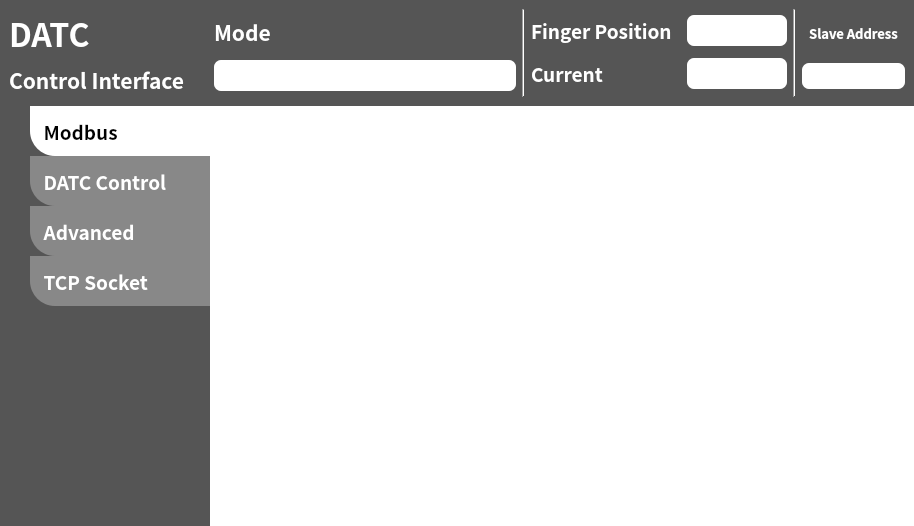
Above: ui/main_window.ui from PlanA2G/datc_user_interface before the change. Below: the same form after it.
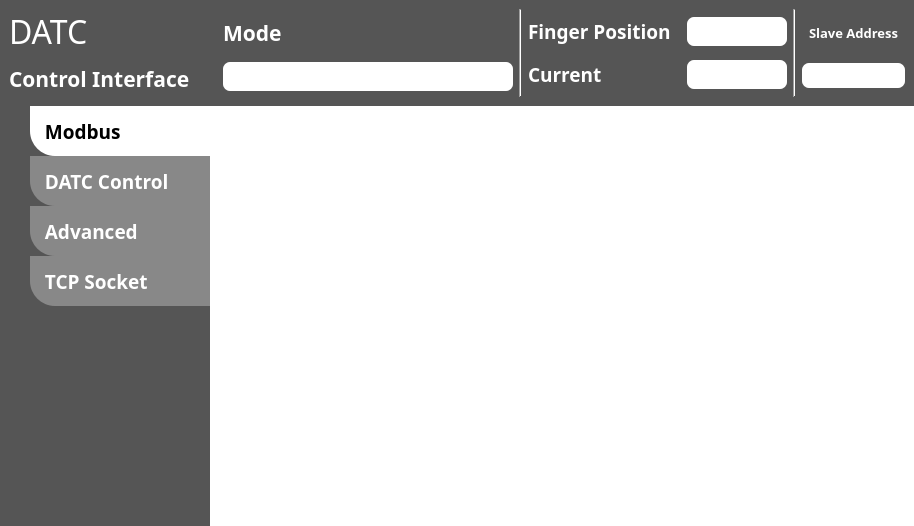
That is the form after the change. Icons and pictures are not drawn.

Commit message: update: font changed to window/linux compatible font (noto sans kr medium)

```diff
--- a/ui/main_window.ui
+++ b/ui/main_window.ui
@@ -107,7 +107,7 @@
       </property>
       <property name="font">
        <font>
-        <family>Noto Sans CJK KR</family>
+        <family>Noto Sans KR Medium</family>
        </font>
       </property>
       <layout class="QGridLayout" name="gridLayout">
@@ -154,10 +154,9 @@
            </property>
            <property name="font">
             <font>
-             <family>Noto Sans CJK KR</family>
+             <family>Noto Sans KR Medium</family>
              <pointsize>24</pointsize>
-             <weight>75</weight>
-             <bold>true</bold>
+             <bold>false</bold>
             </font>
            </property>
            <property name="text">
@@ -206,9 +205,8 @@
            </property>
            <property name="font">
             <font>
-             <family>Noto Sans CJK KR</family>
+             <family>Noto Sans KR Medium</family>
              <pointsize>16</pointsize>
-             <weight>75</weight>
              <bold>true</bold>
             </font>
            </property>
@@ -268,9 +266,8 @@
            </property>
            <property name="font">
             <font>
-             <family>Noto Sans CJK KR</family>
+             <family>Noto Sans KR Medium</family>
              <pointsize>16</pointsize>
-             <weight>75</weight>
              <bold>true</bold>
             </font>
            </property>
@@ -283,9 +280,8 @@
           <widget class="QLineEdit" name="lineEdit_monitor_mode">
            <property name="font">
             <font>
-             <family>Noto Sans CJK KR</family>
+             <family>Noto Sans KR Medium</family>
              <pointsize>14</pointsize>
-             <weight>75</weight>
              <bold>true</bold>
             </font>
            </property>
@@ -300,7 +296,7 @@
         <widget class="Line" name="line">
          <property name="font">
           <font>
-           <family>Noto Sans CJK KR</family>
+           <family>Noto Sans KR Medium</family>
           </font>
          </property>
          <property name="orientation">
@@ -359,9 +355,8 @@
              </property>
              <property name="font">
               <font>
-               <family>Noto Sans CJK KR</family>
+               <family>Noto Sans KR Medium</family>
                <pointsize>14</pointsize>
-               <weight>75</weight>
                <bold>true</bold>
               </font>
              </property>
@@ -386,9 +381,8 @@
              </property>
              <property name="font">
               <font>
-               <family>Noto Sans CJK KR</family>
+               <family>Noto Sans KR Medium</family>
                <pointsize>14</pointsize>
-               <weight>75</weight>
                <bold>true</bold>
               </font>
              </property>
@@ -447,9 +441,8 @@
              </property>
              <property name="font">
               <font>
-               <family>Noto Sans CJK KR</family>
+               <family>Noto Sans KR Medium</family>
                <pointsize>14</pointsize>
-               <weight>75</weight>
                <bold>true</bold>
               </font>
              </property>
@@ -474,9 +467,8 @@
              </property>
              <property name="font">
               <font>
-               <family>Noto Sans CJK KR</family>
+               <family>Noto Sans KR Medium</family>
                <pointsize>14</pointsize>
-               <weight>75</weight>
                <bold>true</bold>
               </font>
              </property>
@@ -551,9 +543,8 @@
              </property>
              <property name="font">
               <font>
-               <family>Noto Sans CJK KR</family>
+               <family>Noto Sans KR Medium</family>
                <pointsize>10</pointsize>
-               <weight>75</weight>
                <bold>true</bold>
               </font>
              </property>
@@ -581,9 +572,8 @@
              </property>
              <property name="font">
               <font>
-               <family>Noto Sans CJK KR</family>
+               <family>Noto Sans KR Medium</family>
                <pointsize>12</pointsize>
-               <weight>75</weight>
                <bold>true</bold>
               </font>
              </property>
@@ -618,7 +608,7 @@
       </property>
       <property name="font">
        <font>
-        <family>Noto Sans CJK KR</family>
+        <family>Noto Sans KR Medium</family>
        </font>
       </property>
       <property name="styleSheet">
@@ -653,7 +643,7 @@
          </property>
          <property name="font">
           <font>
-           <family>Noto Sans CJK KR</family>
+           <family>Noto Sans KR Medium</family>
           </font>
          </property>
          <layout class="QVBoxLayout" name="verticalLayout_4">
@@ -779,9 +769,8 @@
             </property>
             <property name="font">
              <font>
-              <family>Noto Sans CJK KR</family>
+              <family>Noto Sans KR Medium</family>
               <pointsize>14</pointsize>
-              <weight>75</weight>
               <bold>true</bold>
               <strikeout>false</strikeout>
               <kerning>true</kerning>
@@ -878,7 +867,7 @@
                </colorrole>
                <colorrole role="PlaceholderText">
                 <brush brushstyle="SolidPattern">
-                 <color alpha="255">
+                 <color alpha="128">
                   <red>255</red>
                   <green>255</green>
                   <blue>255</blue>
@@ -943,7 +932,7 @@
                </colorrole>
                <colorrole role="PlaceholderText">
                 <brush brushstyle="SolidPattern">
-                 <color alpha="255">
+                 <color alpha="128">
                   <red>255</red>
                   <green>255</green>
                   <blue>255</blue>
@@ -1008,7 +997,7 @@
                </colorrole>
                <colorrole role="PlaceholderText">
                 <brush brushstyle="SolidPattern">
-                 <color alpha="255">
+                 <color alpha="128">
                   <red>255</red>
                   <green>255</green>
                   <blue>255</blue>
@@ -1020,9 +1009,8 @@
             </property>
             <property name="font">
              <font>
-              <family>Noto Sans CJK KR</family>
+              <family>Noto Sans KR Medium</family>
               <pointsize>14</pointsize>
-              <weight>75</weight>
               <bold>true</bold>
              </font>
             </property>
@@ -1117,7 +1105,7 @@
                </colorrole>
                <colorrole role="PlaceholderText">
                 <brush brushstyle="SolidPattern">
-                 <color alpha="255">
+                 <color alpha="128">
                   <red>255</red>
                   <green>255</green>
                   <blue>255</blue>
@@ -1182,7 +1170,7 @@
                </colorrole>
                <colorrole role="PlaceholderText">
                 <brush brushstyle="SolidPattern">
-                 <color alpha="255">
+                 <color alpha="128">
                   <red>255</red>
                   <green>255</green>
                   <blue>255</blue>
@@ -1247,7 +1235,7 @@
                </colorrole>
                <colorrole role="PlaceholderText">
                 <brush brushstyle="SolidPattern">
-                 <color alpha="255">
+                 <color alpha="128">
                   <red>255</red>
                   <green>255</green>
                   <blue>255</blue>
@@ -1259,9 +1247,8 @@
             </property>
             <property name="font">
              <font>
-              <family>Noto Sans CJK KR</family>
+              <family>Noto Sans KR Medium</family>
               <pointsize>14</pointsize>
-              <weight>75</weight>
               <bold>true</bold>
              </font>
             </property>
@@ -1356,7 +1343,7 @@
                </colorrole>
                <colorrole role="PlaceholderText">
                 <brush brushstyle="SolidPattern">
-                 <color alpha="255">
+                 <color alpha="128">
                   <red>255</red>
                   <green>255</green>
                   <blue>255</blue>
@@ -1421,7 +1408,7 @@
                </colorrole>
                <colorrole role="PlaceholderText">
                 <brush brushstyle="SolidPattern">
-                 <color alpha="255">
+                 <color alpha="128">
                   <red>255</red>
                   <green>255</green>
                   <blue>255</blue>
@@ -1486,7 +1473,7 @@
                </colorrole>
                <colorrole role="PlaceholderText">
                 <brush brushstyle="SolidPattern">
-                 <color alpha="255">
+                 <color alpha="128">
                   <red>255</red>
                   <green>255</green>
                   <blue>255</blue>
@@ -1498,9 +1485,8 @@
             </property>
             <property name="font">
              <font>
-              <family>Noto Sans CJK KR</family>
+              <family>Noto Sans KR Medium</family>
               <pointsize>14</pointsize>
-              <weight>75</weight>
               <bold>true</bold>
              </font>
             </property>
@@ -1526,7 +1512,7 @@
            <spacer name="verticalSpacer">
             <property name="font">
              <font>
-              <family>Noto Sans CJK KR</family>
+              <family>Noto Sans KR Medium</family>
              </font>
             </property>
             <property name="orientation">
@@ -1544,7 +1530,7 @@
            <widget class="QPushButton" name="pushButton">
             <property name="font">
              <font>
-              <family>Noto Sans CJK KR</family>
+              <family>Noto Sans KR Medium</family>
              </font>
             </property>
             <property name="text">
```
Left out of the diff: 4 changed lines with no effect on the pictures. The commit also changes 3 other files.
